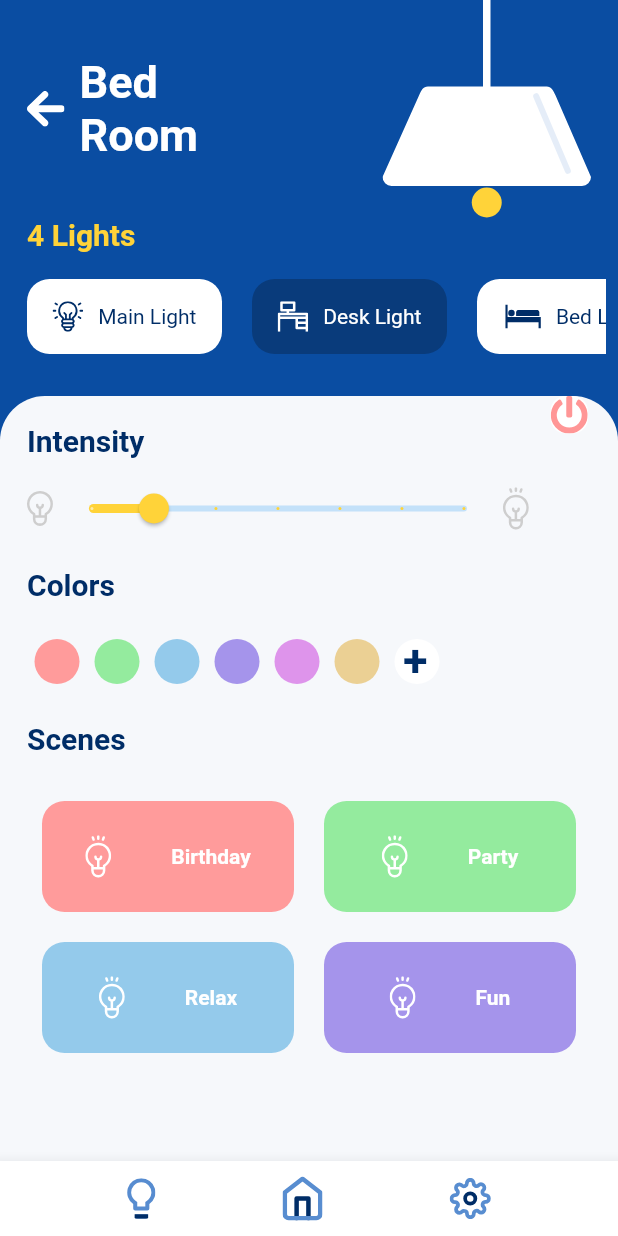
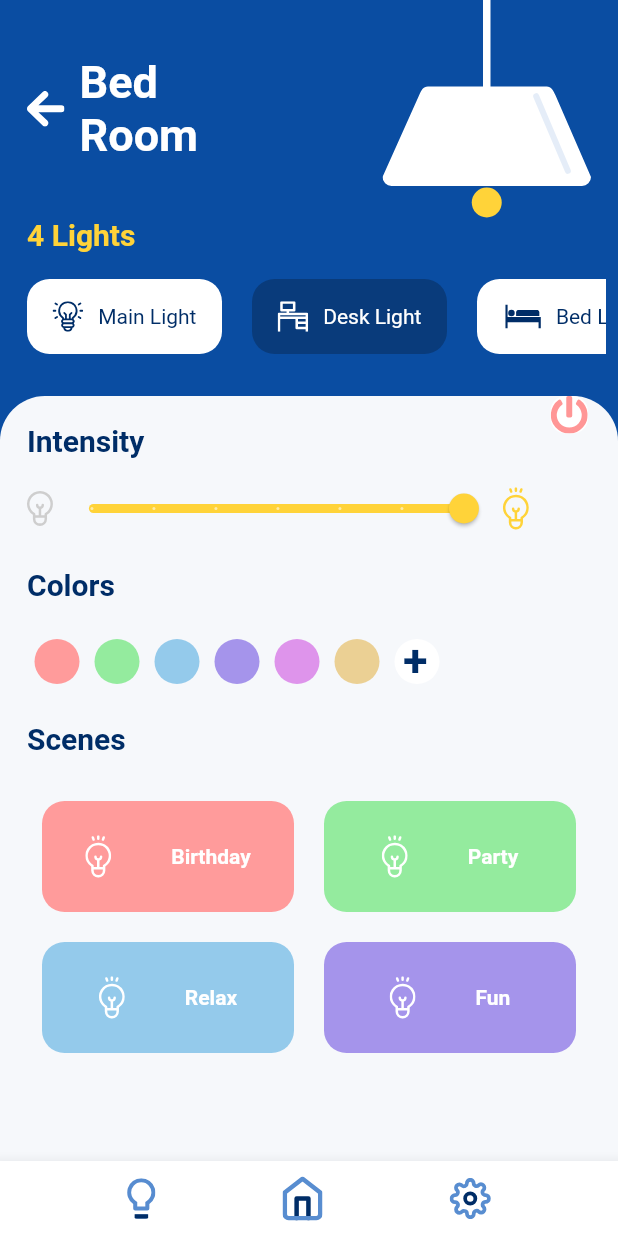
Before and after one commit to aryateja1996/touchstoneassingment, a Flutter app: the BedRoom screen opened directly, on a phone screen of 412 x 824 dp. Run offline on Flutter 3.47's test engine with Material 2 defaults, Android fonts, the phone set to English and light mode, and no system bars; our stand-ins replace flutter_svg.

Commit message:
added opacity

```diff
--- a/lib/Pages/BedRoom.dart
+++ b/lib/Pages/BedRoom.dart
@@ -7,7 +7,8 @@ class BedRoom extends StatefulWidget {
 }
 
 class _BedRoomState extends State<BedRoom> {
-  double slidervalue = 10;
+  double slidervalue = 100;
+  double opacity = 1;
   Color col = ColorPallete.intensityIndicator;
   @override
   Widget build(BuildContext context) {
@@ -87,7 +88,7 @@ class _BedRoomState extends State<BedRoom> {
                       height: 20,
                       width: 20,
                       decoration: BoxDecoration(
-                        color: col,
+                        color: col.withOpacity(opacity),
                         borderRadius: BorderRadius.all(Radius.circular(30)),
                       ),
                     ),
@@ -198,6 +199,7 @@ class _BedRoomState extends State<BedRoom> {
                                   onChanged: (double value) {
                                     setState(() {
                                       slidervalue = value;
+                                      opacity = value / 100;
                                     });
                                   },
                                 ),
```
